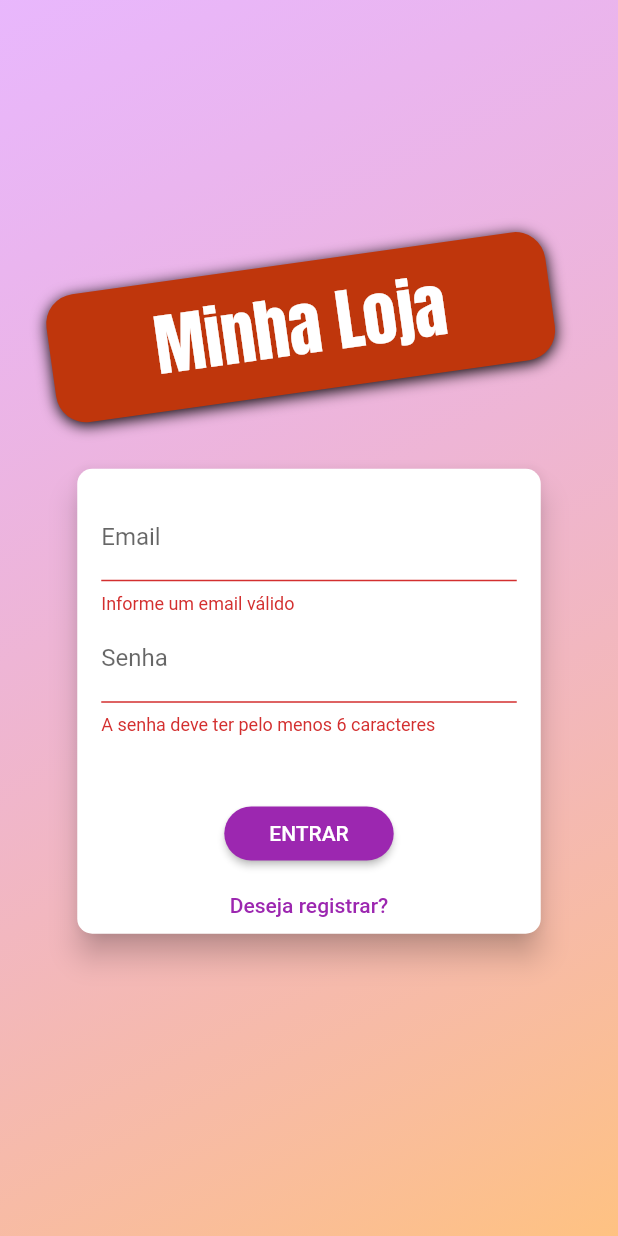
After one commit to CaioNoboa/shop_APP_Flutter, a Flutter app: the screen it shows after launch, after a tap on "ENTRAR", on a phone screen of 412 x 824 dp. The commit adds this screen. Run offline on Flutter 3.47's test engine with Material 2 defaults, Android fonts, the phone set to English and light mode, and no system bars; our stand-ins replace shared_preferences; network calls fail.

Commit message:
animation

```diff
--- /dev/null
+++ b/shop/lib/components/auth_form.dart
@@ -0,0 +1,207 @@
+import 'package:flutter/material.dart';
+import 'package:provider/provider.dart';
+import 'package:shop/exceptions/auth_exception.dart';
+import 'package:shop/models/auth.dart';
+
+enum AuthMode {
+  Signup,
+  Login,
+}
+
+class AuthForm extends StatefulWidget {
+  const AuthForm({Key? key}) : super(key: key);
+
+  @override
+  State<AuthForm> createState() => _AuthFormState();
+}
+
+class _AuthFormState extends State<AuthForm>
+    with SingleTickerProviderStateMixin {
+  final _passwordController = TextEditingController();
+  final _formKey = GlobalKey<FormState>();
+  bool _isLoading = false;
+  AuthMode _authMode = AuthMode.Login;
+  Map<String, String> _authData = {
+    'email': '',
+    'password': '',
+  };
+
+  AnimationController? _controller;
+  Animation<Size>? _heightAnimation;
+
+  @override
+  void initState() {
+    super.initState();
+
+    _controller = AnimationController(
+      vsync: this,
+      duration: Duration(
+        milliseconds: 300,
+      ),
+    );
+
+    _heightAnimation = Tween(
+      begin: Size(double.infinity, 310),
+      end: Size(double.infinity, 400),
+    ).animate(
+      CurvedAnimation(
+        parent: _controller!,
+        curve: Curves.linear,
+      ),
+    );
+
+    _heightAnimation?.addListener(() => setState(() {}));
+  }
+
+  @override
+  void dispose() {
+    super.dispose();
+    _controller?.dispose();
+  }
+
+  bool _isLogin() => _authMode == AuthMode.Login;
+  bool _isSignup() => _authMode == AuthMode.Signup;
+
+  void _switchAuthMode() {
+    setState(() {
+      if (_isLogin()) {
+        _authMode = AuthMode.Signup;
+        _controller?.forward();
+      } else {
+        _authMode = AuthMode.Login;
+        _controller?.reverse();
+      }
+    });
+  }
+
+  void _showErrorDialog(String msg) {
+    showDialog(
+      context: context,
+      builder: (context) => AlertDialog(
+        title: Text('Ocorreu um Erro'),
+        content: Text(msg),
+        actions: [
+          TextButton(
+            onPressed: () => Navigator.of(context).pop(),
+            child: Text('Fechar'),
+          ),
+        ],
+      ),
+    );
+  }
+
+  Future<void> _submit() async {
+    final isFormValid = _formKey.currentState?.validate() ?? false;
+
+    if (!isFormValid) {
+      return;
+    }
+
+    setState(() => _isLoading = true);
+
+    _formKey.currentState?.save();
+    Auth auth = Provider.of(context, listen: false);
+    try {
+      if (_isLogin()) {
+        // login
+        await auth.login(_authData['email']!, _authData['password']!);
+      } else {
+        // registrar
+        await auth.signup(_authData['email']!, _authData['password']!);
+      }
+    } on AuthException catch (error) {
+      _showErrorDialog(error.toString());
+    } catch (error) {
+      _showErrorDialog('Ocorreu um erro inesperado');
+    }
+
+    setState(() => _isLoading = false);
+  }
+
+  @override
+  Widget build(BuildContext context) {
+    final deviceSize = MediaQuery.of(context).size;
+    return Card(
+      elevation: 8,
+      shape: RoundedRectangleBorder(borderRadius: BorderRadius.circular(10)),
+      child: Container(
+        padding: EdgeInsets.all(16),
+        height: _heightAnimation?.value.height ?? (_isLogin() ? 310 : 400),
+        width: deviceSize.width * 0.75,
+        child: Form(
+          key: _formKey,
+          child: Column(
+            children: [
+              TextFormField(
+                decoration: InputDecoration(labelText: 'Email'),
+                keyboardType: TextInputType.emailAddress,
+                onSaved: (email) => _authData['email'] = email ?? '',
+                validator: (_email) {
+                  final email = _email ?? '';
+                  if (email.trim().isEmpty || !email.contains('@')) {
+                    return 'Informe um email válido';
+                  }
+                  return null;
+                },
+              ),
+              TextFormField(
+                decoration: InputDecoration(labelText: 'Senha'),
+                keyboardType: TextInputType.visiblePassword,
+                onSaved: (password) => _authData['password'] = password ?? '',
+                controller: _passwordController,
+                obscureText: true,
+                validator: (_password) {
+                  final password = _password ?? '';
+                  if (password.isEmpty || password.length <= 5) {
+                    return 'A senha deve ter pelo menos 6 caracteres';
+                  }
+                  return null;
+                },
+              ),
+              if (_isSignup())
+                TextFormField(
+                  decoration: InputDecoration(labelText: 'Confirmar Senha'),
+                  keyboardType: TextInputType.visiblePassword,
+                  obscureText: true,
+                  validator: _isLogin()
+                      ? null
+                      : (_password) {
+                          final password = _password ?? '';
+                          if (password != _passwordController.text) {
+                            return 'As senhas informadas não conferem!';
+                          }
+                          return null;
+                        },
+                ),
+              SizedBox(height: deviceSize.height * 0.05),
+              if (_isLoading)
+                CircularProgressIndicator()
+              else
+                ElevatedButton(
+                  onPressed: _submit,
+                  child: Text(
+                    _isLogin() ? 'ENTRAR' : 'REGISTRAR',
+                  ),
+                  style: ElevatedButton.styleFrom(
+                    shape: RoundedRectangleBorder(
+                      borderRadius: BorderRadius.circular(30),
+                    ),
+                    padding: const EdgeInsets.symmetric(
+                      horizontal: 30,
+                      vertical: 8,
+                    ),
+                  ),
+                ),
+              Spacer(),
+              TextButton(
+                onPressed: _switchAuthMode,
+                child:
+                    Text(_isLogin() ? 'Deseja registrar?' : 'Já possui conta?'),
+              ),
+            ],
+          ),
+        ),
+      ),
+    );
+  }
+}
--- /dev/null
+++ b/shop/lib/data/store.dart
@@ -0,0 +1,34 @@
+import 'dart:convert';
+import 'package:shared_preferences/shared_preferences.dart';
+
+// persistência de dados
+
+class Store {
+  static Future<bool> saveString(String key, String value) async {
+    final prefs = await SharedPreferences.getInstance();
+    return prefs.setString(key, value);
+  }
+
+  static Future<bool> saveMap(String key, Map<String, dynamic> value) async {
+    return saveString(key, jsonEncode(value));
+  }
+
+  static Future<String> getString(String key,
+      [String defaultValue = '']) async {
+    final prefs = await SharedPreferences.getInstance();
+    return prefs.getString(key) ?? defaultValue;
+  }
+
+  static Future<Map<String, dynamic>> getMap(String key) async {
+    try {
+      return jsonDecode(await getString(key));
+    } catch (_) {
+      return {};
+    }
+  }
+
+  static Future<bool> remove(String key) async {
+    final prefs = await SharedPreferences.getInstance();
+    return prefs.remove(key);
+  }
+}
--- /dev/null
+++ b/shop/lib/exceptions/auth_exception.dart
@@ -0,0 +1,19 @@
+class AuthException implements Exception {
+  static const Map<String, String> errors = {
+    'EMAIL_EXISTS': 'E-mail já cadastrado.',
+    'OPERATION_NOT_ALLOWED': 'Operação não permitida!',
+    'TOO_MANY_ATTEMPTS_TRY_LATER': 'Acesso bloqueado temporariamente. Tente novamente mais tarde.',
+    'EMAIL_NOT_FOUND': 'E-mail não encontrado.',
+    'INVALID_PASSWORD': 'Senha informada não confere.',
+    'USER_DISABLED': 'A conta do usuário foi desabilitada.',
+  };
+
+  late final String key;
+
+  AuthException(this.key);
+
+  @override
+  String toString() {
+    return errors[key] ?? 'Ocorreu um erro!';
+  }
+}
--- a/shop/lib/main.dart
+++ b/shop/lib/main.dart
@@ -1,7 +1,9 @@
 import 'package:flutter/material.dart';
 import 'package:provider/provider.dart';
+import 'package:shop/models/auth.dart';
 import 'package:shop/models/order_list.dart';
 import 'package:shop/models/product_list.dart';
+import 'package:shop/pages/auth_or_home_page.dart';
 import 'package:shop/pages/cart_page.dart';
 import 'package:shop/pages/orders_page.dart';
 import 'package:shop/pages/product_detail_page.dart';
@@ -9,7 +11,6 @@ import 'package:shop/pages/product_form_page.dart';
 import 'package:shop/pages/products_page.dart';
 import 'package:shop/utils/app_routes.dart';
 import 'package:shop/utils/theme.dart';
-import 'package:shop/pages/products_overview_page.dart';
 import 'models/cart.dart';
 
 void main() {
@@ -21,11 +22,23 @@ class MyApp extends StatelessWidget {
 
   @override
   Widget build(BuildContext context) {
-    return MultiProvider (
+    return MultiProvider(
       providers: [
-        ChangeNotifierProvider(create: (_) => ProductList()),
+        ChangeNotifierProvider(create: (_) => Auth()),
+        // O ProductList precisa do token que está em Auth, para isso colocamos o ChangeNotifierProvider de Auth antes do ProductList e alteramos o código abaixo:
+        ChangeNotifierProxyProvider<Auth, ProductList>(
+          create: (_) => ProductList(),
+          update: (context, auth, previous) {
+            return ProductList(auth.token ?? '', auth.userId ?? '', previous?.items ?? []);
+          },
+        ),
+        ChangeNotifierProxyProvider<Auth, OrderList>(
+          create: (_) => OrderList(),
+          update: (context, auth, previous) {
+            return OrderList(auth.token ?? '', auth.userId ?? '', previous?.items ?? []);
+          },
+        ),
         ChangeNotifierProvider(create: (_) => Cart()),
-        ChangeNotifierProvider(create: (_) => OrderList()),
       ],
       // todo classe with ChangeNotifier precisa ser passada acima
       child: MaterialApp(
@@ -33,7 +46,7 @@ class MyApp extends StatelessWidget {
         theme: appTheme,
         // home: ProductsOverviewPage(),
         routes: {
-          AppRoutes.home: (context) => ProductsOverviewPage(),
+          AppRoutes.authOrHome: (context) => AuthOrHomePage(),
           AppRoutes.productDetail: (context) => ProductDetailPage(),
           AppRoutes.cart: (context) => CartPage(),
           AppRoutes.orders: (context) => OrdersPage(),
--- /dev/null
+++ b/shop/lib/models/auth.dart
@@ -0,0 +1,117 @@
+import 'dart:async';
+import 'dart:convert';
+import 'package:flutter/material.dart';
+import 'package:http/http.dart' as http;
+import 'package:shop/data/store.dart';
+import 'package:shop/exceptions/auth_exception.dart';
+
+class Auth with ChangeNotifier {
+  String? _token;
+  String? _email;
+  String? _userId;
+  DateTime? _expiryDate;
+  Timer? _logoutTimer;
+
+  bool get isAuth {
+    final isValid = _expiryDate?.isAfter(DateTime.now()) ?? false;
+    return _token != null && isValid;
+    // para saber se usuário está autenticado
+  }
+
+  String? get token {
+    return isAuth ? _token : null;
+  }
+
+  String? get email {
+    return isAuth ? _email : null;
+  }
+
+  String? get userId {
+    return isAuth ? _userId : null;
+  }
+
+  Future<void> _authenticate(
+      String email, String password, String urlFragment) async {
+    final url =
+        'https://identitytoolkit.googleapis.com/v1/accounts:$urlFragment?key=AIzaSyD-KR2FOjieq_1yTWL9xYR6BgQvlFur6N4';
+    final response = await http.post(
+      Uri.parse(url),
+      body: jsonEncode({
+        'email': email,
+        'password': password,
+        'returnSecureToken': true,
+      }),
+    );
+    final body = jsonDecode(response.body);
+
+    if (body['error'] != null) {
+      throw AuthException(body['error']['message']);
+    } else {
+      _token = body['idToken'];
+      _email = body['email'];
+      _userId = body['localId'];
+      _email = body['email'];
+      _expiryDate = DateTime.now().add(
+        Duration(
+          seconds: int.parse(body['expiresIn']),
+        ),
+      );
+
+      Store.saveMap('userData', {
+        'token': _token,
+        'email': _email,
+        'userId': _userId,
+        'expiryDate': _expiryDate!.toIso8601String(),
+      });
+
+      _autoLogout();
+      notifyListeners();
+    }
+  }
+
+  Future<void> signup(String email, String password) async {
+    return _authenticate(email, password, 'signUp');
+  }
+
+  Future<void> login(String email, String password) async {
+    return _authenticate(email, password, 'signInWithPassword');
+  }
+
+  Future<void> tryAutoLogin() async {
+    if (isAuth) return;
+
+    final userData = await Store.getMap('userData');
+    if (userData.isEmpty) return;
+
+    final expiryDate = DateTime.parse(userData['expiryDate']);
+    if (expiryDate.isBefore(DateTime.now())) return;
+
+    _token = userData['token'];
+    _email = userData['email'];
+    _userId = userData['userId'];
+    _expiryDate = expiryDate;
+
+    _autoLogout();
+    notifyListeners();
+  }
+
+  void logout() {
+    _token = null;
+    _email = null;
+    _userId = null;
+    _expiryDate = null;
+    _clearLogoutTimer();
+    Store.remove('userData').then((_) => notifyListeners());
+  }
+
+  void _clearLogoutTimer() {
+    _logoutTimer?.cancel();
+    _logoutTimer = null;
+  }
+
+  void _autoLogout() {
+    _clearLogoutTimer();
+    final timeToLogout = _expiryDate?.difference(DateTime.now()).inSeconds;
+    _logoutTimer = Timer(Duration(seconds: timeToLogout ?? 0), logout);
+  }
+}
--- a/shop/lib/models/order_list.dart
+++ b/shop/lib/models/order_list.dart
@@ -7,7 +7,15 @@ import 'package:shop/models/order.dart';
 import 'package:shop/utils/constants.dart';
 
 class OrderList with ChangeNotifier {
+  final String _token;
+  final String _userId;
   List<Order> _items = [];
+
+  OrderList([
+    this._token = '',
+    this._userId = '',
+    this._items = const [],
+  ]);
 
   List<Order> get items {
     return [..._items];
@@ -18,17 +26,16 @@ class OrderList with ChangeNotifier {
   }
 
   Future<void> loadOrders() async {
-    _items.clear();
+    List<Order> items = [];
 
     final response = await http.get(
-      Uri.parse('${Constants.orderBaseUrl}.json'),
+      Uri.parse('${Constants.orderBaseUrl}/$_userId.json?auth=$_token'),
     );
-    if (response.body == 'null') {
-      return;
-    }
+    if (response.body == 'null') return;
+
     Map<String, dynamic> data = jsonDecode(response.body);
     data.forEach((orderId, orderData) {
-      _items.add(
+      items.add(
         Order(
           id: orderId,
           date: DateTime.parse(orderData['date']),
@@ -45,13 +52,14 @@ class OrderList with ChangeNotifier {
         ),
       );
     });
+    _items = items.reversed.toList();
     notifyListeners();
   }
 
   Future<void> addOrder(Cart cart) async {
     final date = DateTime.now();
     final response = await http.post(
-      Uri.parse('${Constants.orderBaseUrl}.json'),
+      Uri.parse('${Constants.orderBaseUrl}/$_userId.json?auth=$_token'),
       body: jsonEncode(
         {
           'total': cart.totalAmount,
--- /dev/null
+++ b/shop/lib/pages/auth_or_home_page.dart
@@ -0,0 +1,26 @@
+import 'package:flutter/material.dart';
+import 'package:provider/provider.dart';
+import 'package:shop/models/auth.dart';
+import 'package:shop/pages/auth_page.dart';
+import 'package:shop/pages/products_overview_page.dart';
+
+class AuthOrHomePage extends StatelessWidget {
+  const AuthOrHomePage({Key? key}) : super(key: key);
+
+  @override
+  Widget build(BuildContext context) {
+    Auth auth = Provider.of(context);
+    return FutureBuilder(
+      future: auth.tryAutoLogin(),
+      builder: (context, snapshot) {
+        if (snapshot.connectionState == ConnectionState.waiting) {
+          return Center(child: CircularProgressIndicator());
+        } else if (snapshot.error != null) {
+          return Center(child: Text('Ocorreu um erro!'));
+        } else {
+          return auth.isAuth ? ProductsOverviewPage() : AuthPage();
+        }
+      },
+    );
+  }
+}
--- /dev/null
+++ b/shop/lib/pages/auth_page.dart
@@ -0,0 +1,88 @@
+import 'dart:math';
+
+import 'package:flutter/material.dart';
+import 'package:shop/components/auth_form.dart';
+
+class AuthPage extends StatelessWidget {
+  const AuthPage({Key? key}) : super(key: key);
+
+  @override
+  Widget build(BuildContext context) {
+    return Scaffold(
+      body: Stack(
+        children: [
+          Container(
+            decoration: BoxDecoration(
+              gradient: LinearGradient(
+                colors: [
+                  Color.fromRGBO(215, 117, 255, 0.5),
+                  Color.fromRGBO(255, 188, 117, 0.9),
+                ],
+                begin: Alignment.topLeft,
+                end: Alignment.bottomRight,
+              ),
+            ),
+          ),
+          Container(
+            width: double.infinity,
+            child: Column(
+              mainAxisAlignment: MainAxisAlignment.center,
+              crossAxisAlignment: CrossAxisAlignment.center,
+              children: [
+                Container(
+                  margin: EdgeInsets.only(bottom: 25),
+                  padding: EdgeInsets.symmetric(
+                    vertical: 10,
+                    horizontal: 70,
+                  ),
+                  transform: Matrix4.rotationZ(-8 * pi / 180)..translate(-10.0),
+
+                  /* '..' é cascade operator.
+                    Isso indica que será realizado algo e o resultado disso será usado no segundo método.
+                    É utilizado quando há conflito entre métodos.
+                    No caso, rotatioZ espera receber Matrix4. Se colocarmos ponto translate, que retorna void, dá problema.
+                    Mas ao usarmos o cascade operator, resolvemos a imcompatibilidade.
+
+                    Ex.:
+                      uma lista a que recebe inteiros, podemos fazer:
+                        a.add(1);
+                        a.add(2);
+                        a.add(3);
+
+                        Não podemos fazer:
+                        a.add(1).add(2).add(3)
+                        Pq add retorna void, daí os outros add não esperam receber void
+
+                        Daí podemos fazer
+                        a..add(1)..add(2)..add(3)
+                  */
+
+                  decoration: BoxDecoration(
+                    borderRadius: BorderRadius.circular(20),
+                    color: Colors.deepOrange.shade900,
+                    boxShadow: [
+                      BoxShadow(
+                        blurRadius: 8,
+                        color: Colors.black,
+                        offset: Offset(0, 2),
+                      ),
+                    ],
+                  ),
+                  child: Text(
+                    'Minha Loja',
+                    style: TextStyle(
+                      fontSize: 45,
+                      fontFamily: 'Anton',
+                      color: Theme.of(context).textTheme.displaySmall?.color,
+                    ),
+                  ),
+                ),
+                AuthForm(),
+              ],
+            ),
+          ),
+        ],
+      ),
+    );
+  }
+}
--- a/shop/lib/utils/app_routes.dart
+++ b/shop/lib/utils/app_routes.dart
@@ -1,5 +1,5 @@
 class AppRoutes{
-  static const home = '/';
+  static const authOrHome = '/';
   static const productDetail = '/product-detail';
   static const cart = '/cart';
   static const orders = '/orders';
--- a/shop/lib/utils/constants.dart
+++ b/shop/lib/utils/constants.dart
@@ -1,4 +1,6 @@
 class Constants {
+  static const userFavoritesUrl =
+      'https://shop-cod3r-5ef24-default-rtdb.firebaseio.com/userFavorites';
   static const productBaseUrl =
       'https://shop-cod3r-5ef24-default-rtdb.firebaseio.com/products';
   static const orderBaseUrl =
--- a/shop/pubspec.yaml
+++ b/shop/pubspec.yaml
@@ -26,6 +26,7 @@ dependencies:
   provider: ^5.0.0
   intl: ^0.17.0
   http: ^0.13.3
+  shared_preferences: ^2.0.15
 
 
   # The following adds the Cupertino Icons font to your application.
```
Also changed, not shown: shop/lib/components/app_drawer.dart (+12 -1 lines), shop/lib/components/product_grid_item.dart (+5 -2 lines), shop/lib/models/product.dart (+4 -5 lines), shop/lib/models/product_list.dart (+25 -11 lines), shop/pubspec.lock, 1 other file.
